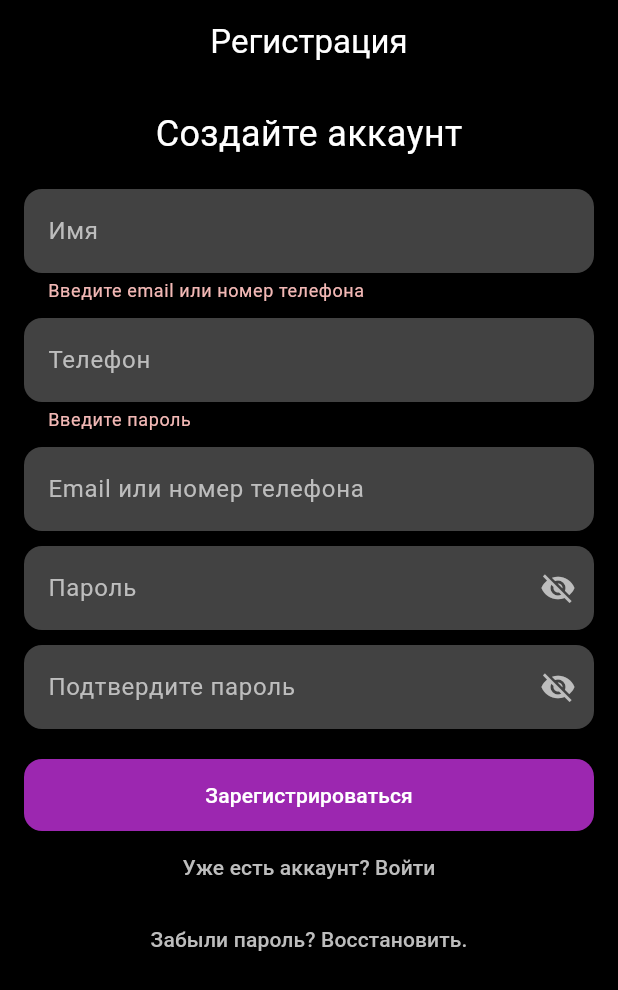
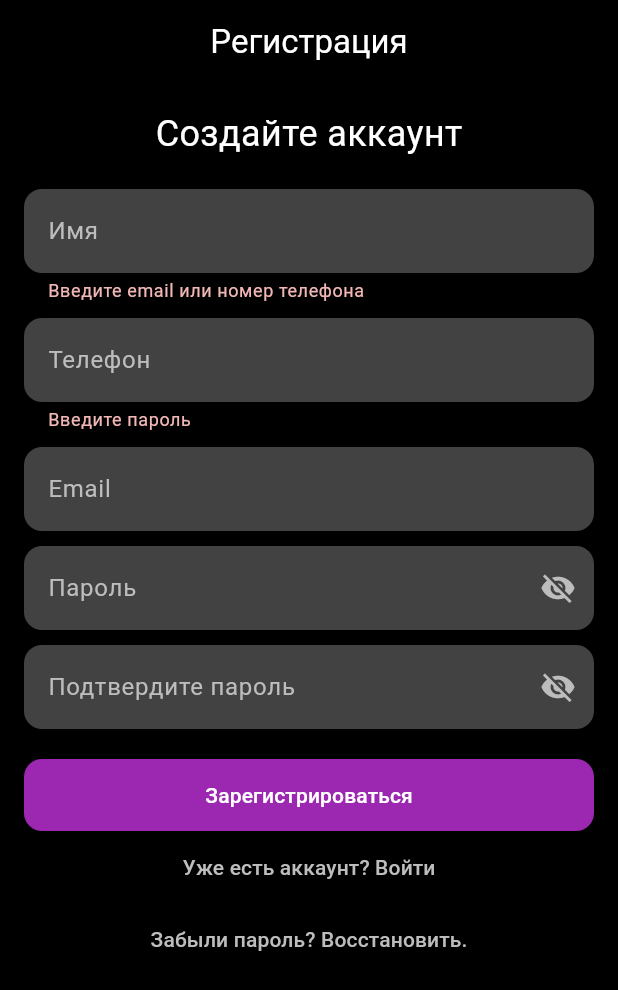
Before and after one commit to GerardDugal/zavadovskaya_client_app, a Flutter app: the screen it shows after launch, after a tap on "Войти", after a tap on "Нет аккаунта? Зарегистрируйтесь", on a phone screen of 412 x 824 dp. Shown: the top 990 px of the screen. Run offline on Flutter 3.47's test engine with Material 3 defaults, Android fonts, the phone set to English and light mode, and no system bars; our stand-ins replace bloc, chewie, equatable, flutter_bloc, flutter_secure_storage, jwt_decoder and 3 more; missing offline and left inert: dart:html, universal_html.

Commit message:
change bag with number and email

```diff
--- a/lib/presentation/screens/login_screen.dart
+++ b/lib/presentation/screens/login_screen.dart
@@ -156,18 +156,25 @@ class _LoginScreenState extends State<LoginScreen> {
                     ],
                     _buildTextField(
                       controller: emailController,
-                      hint: 'Email или номер телефона',
+                      hint: isLogin ? 'Email или номер телефона' : 'Email',
                       keyboardType: TextInputType.emailAddress,
                       validator: (v) {
-                        if (v == null || v.isEmpty) return 'Введите email или номер телефона';
+                        if (v == null || v.isEmpty) {
+                          return isLogin ? 'Введите email или номер телефона' : 'Введите email';
+                        }
 
-                        // Проверка на email
                         final emailRegex = RegExp(r'^[^@]+@[^@]+\.[^@]+');
-                        // Проверка на российский номер телефона (+7XXXXXXXXXX, 8XXXXXXXXXX, 7XXXXXXXXXX)
-                        final phoneRegex = RegExp(r'^(\+7|7|8)?[\s\-]?\(?[0-9]{3}\)?[\s\-]?[0-9]{3}[\s\-]?[0-9]{2}[\s\-]?[0-9]{2}$');
-
-                        if (!emailRegex.hasMatch(v) && !phoneRegex.hasMatch(v)) {
-                          return 'Неверный формат email или номера телефона';
+                        if (isLogin) {
+                          // Логин: допускаем email или телефон
+                          final phoneRegex = RegExp(r'^(\+7|7|8)?[\s\-]?\(?[0-9]{3}\)?[\s\-]?[0-9]{3}[\s\-]?[0-9]{2}[\s\-]?[0-9]{2}$');
+                          if (!emailRegex.hasMatch(v) && !phoneRegex.hasMatch(v)) {
+                            return 'Неверный формат email или номера телефона';
+                          }
+                        } else {
+                          // Регистрация: только email
+                          if (!emailRegex.hasMatch(v)) {
+                            return 'Неверный формат email';
+                          }
                         }
                         return null;
                       },
```
